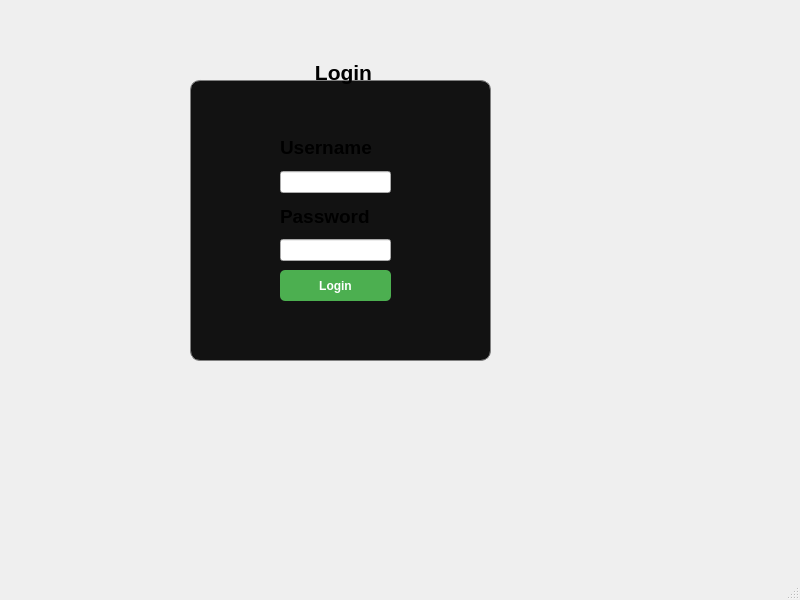
This is mainwindow.ui in Sarpowski/DataBaseCourseWork as Qt 5 draws it before an edit. The edited form follows.
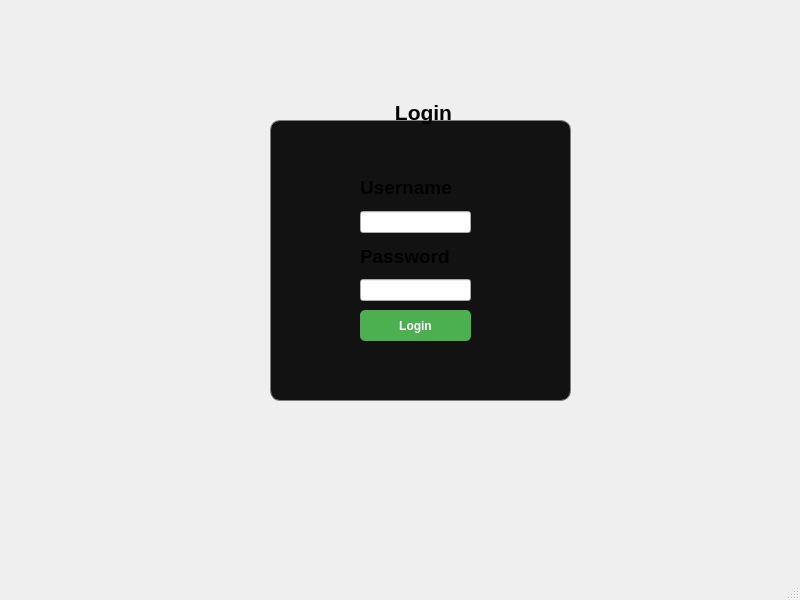
This is the edited form.

What changed in the file:
```diff
--- a/mainwindow.ui
+++ b/mainwindow.ui
@@ -17,8 +17,8 @@
    <widget class="QGroupBox" name="groupBoxLogin">
     <property name="geometry">
      <rect>
-      <x>190</x>
-      <y>60</y>
+      <x>270</x>
+      <y>100</y>
       <width>301</width>
       <height>301</height>
      </rect>
```
